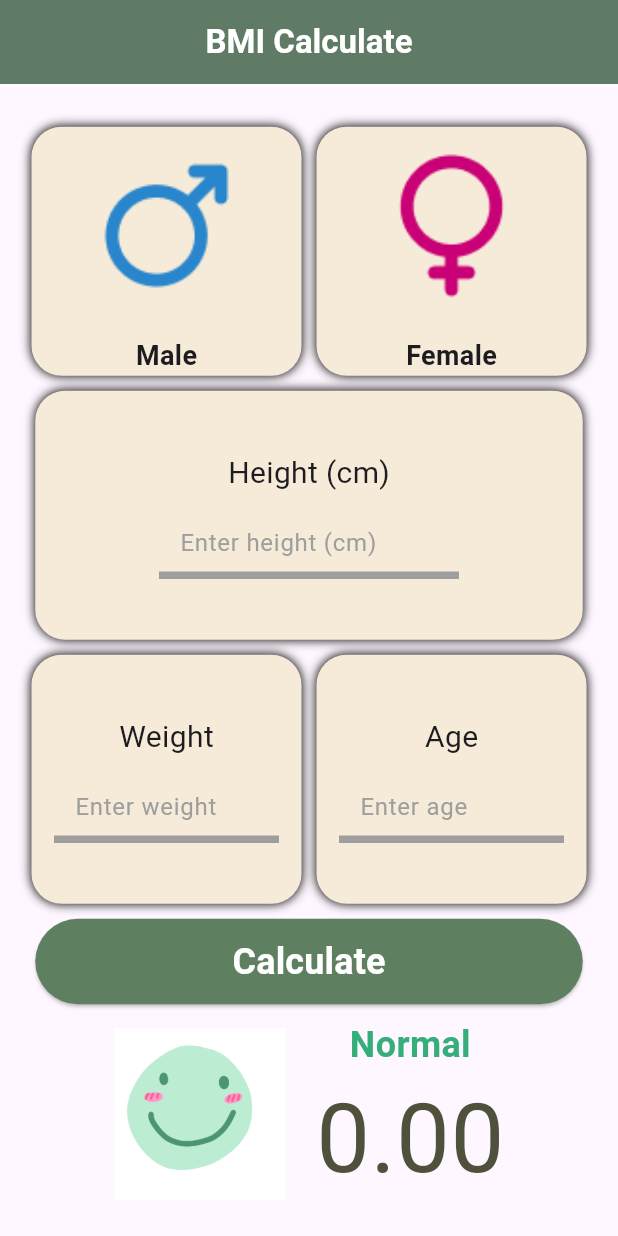
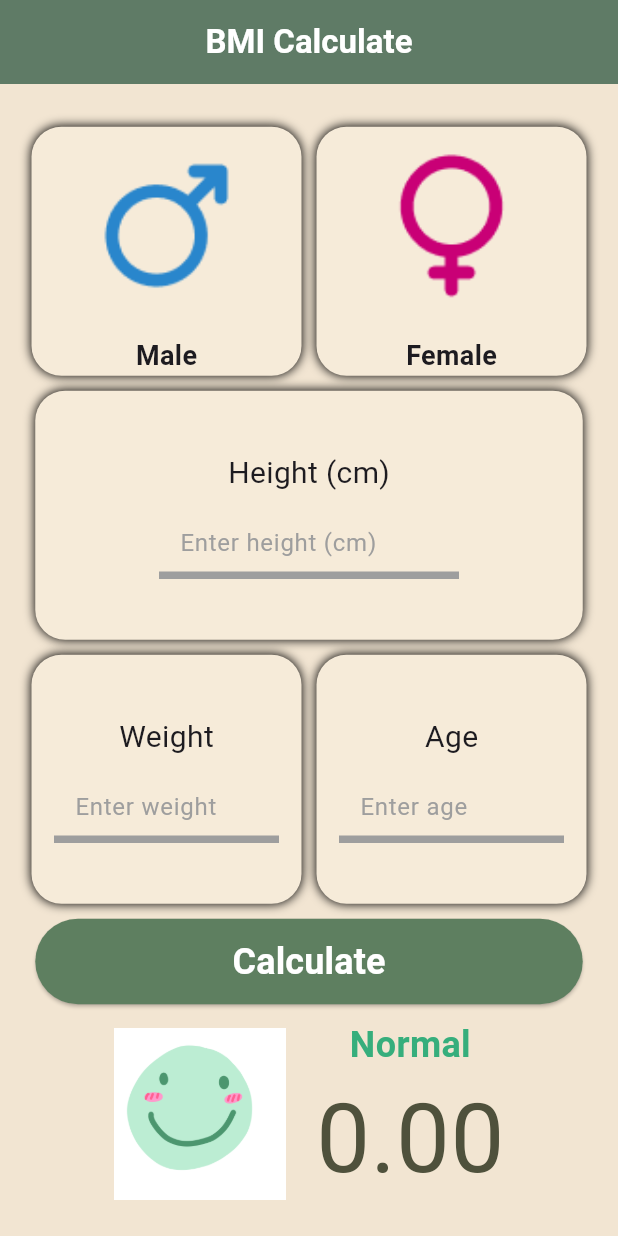
Before and after one commit to KaminariSora/HypnopCareV2, a Flutter app: the screen it shows after launch, on a phone screen of 412 x 824 dp. Run offline on Flutter 3.47's test engine with Material 3 defaults, Android fonts, the phone set to English and light mode, and no system bars.

Commit message:
Change background color

```diff
--- a/hypno_care_v2/lib/page2_bmi.dart
+++ b/hypno_care_v2/lib/page2_bmi.dart
@@ -140,6 +140,7 @@ class _Page2BmiState extends State<Page2Bmi> {
   @override
   Widget build(BuildContext context) {
     return Scaffold(
+      backgroundColor: const Color(0xFFF2E5D2),
       appBar: AppBar(
         title: const Text("BMI Calculate",
             style: TextStyle(
```
